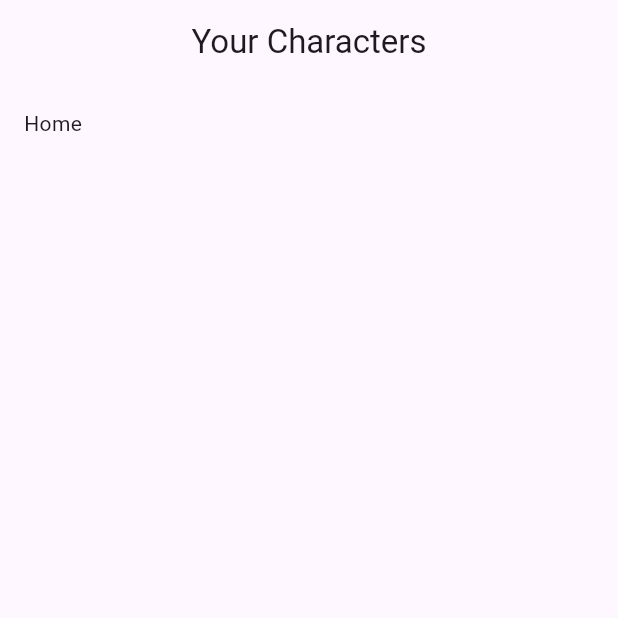
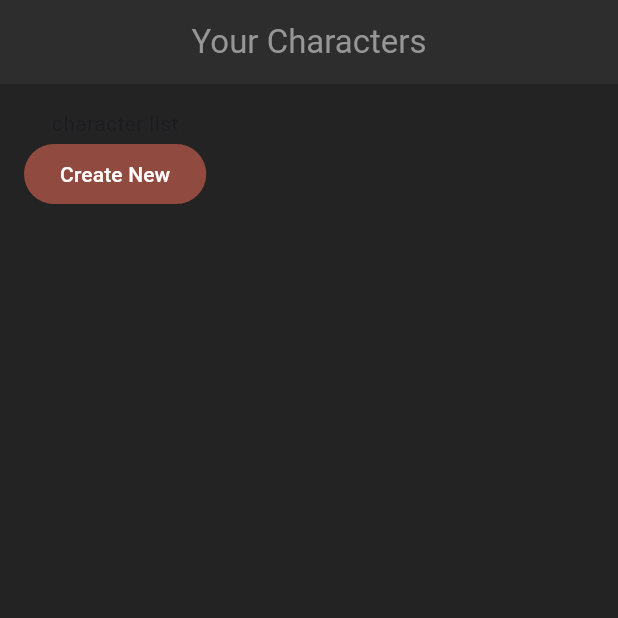
Before and after one commit to iamshaunjp/flutter-masterclass, a Flutter app: the screen it shows after launch, on a phone screen of 412 x 824 dp, the top half of it. Run offline on Flutter 3.47's test engine with Material 3 defaults, Android fonts, the phone set to English and light mode, and no system bars.

Commit message:
lesson-21

```diff
--- a/lib/main.dart
+++ b/lib/main.dart
@@ -1,9 +1,11 @@
 import 'package:flutter/material.dart';
 import 'package:flutter_masterclass/screens/home/home.dart';
+import 'package:flutter_masterclass/theme.dart';
 
 void main() {
-  runApp(const MaterialApp(
-    home: Home(),
+  runApp(MaterialApp(
+    theme: primaryTheme,
+    home: const Home(),
   ));
 }
 
--- a/lib/screens/home/home.dart
+++ b/lib/screens/home/home.dart
@@ -17,7 +17,18 @@ class _HomeState extends State<Home> {
       ),
       body: Container(
         padding: const EdgeInsets.all(16),
-        child: const Text('Home'),
+        child: Column(
+          children: [
+            const Text('character list'),
+
+            FilledButton(
+              onPressed: () {
+                // navigate to the create screen
+              },
+              child: const Text('Create New'),
+            ),
+          ]
+        ),
       ),
     );
   }
```
Also changed, not shown: lib/theme.dart (added, +34 -0 lines).
